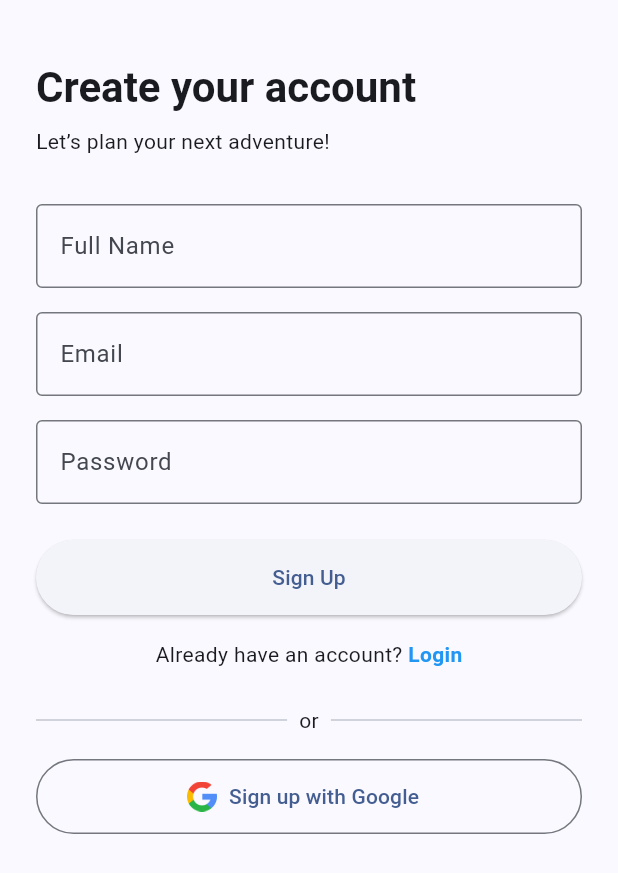
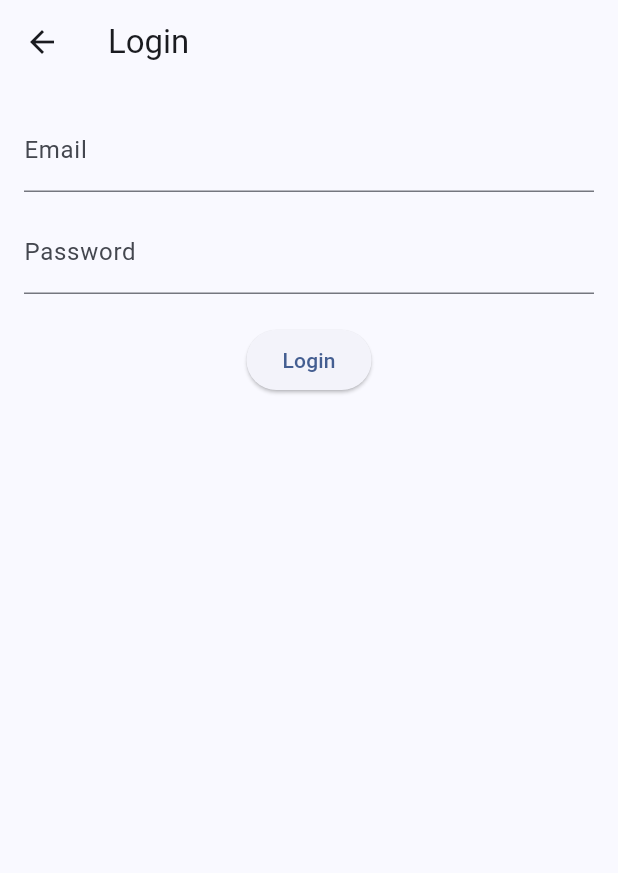
Before and after one commit to Mayank-2210/smart_trip_plan_flutter, a Flutter app: the screen it shows after launch, after a tap on "Login", on a phone screen of 412 x 824 dp. Shown: the top 873 px of the screen. Run offline on Flutter 3.47's test engine with Material 3 defaults, Android fonts, the light colour scheme and no system bars; our stand-ins replace firebase_auth, firebase_core, google_sign_in; accounts and stored records are empty.

Commit message:
Added loginscreen and signupscreen and splash screen

```diff
--- a/lib/main.dart
+++ b/lib/main.dart
@@ -1,6 +1,8 @@
+import 'package:firebase_auth/firebase_auth.dart';
 import 'package:flutter/material.dart';
 import 'package:firebase_core/firebase_core.dart';
 import 'package:smart_trip_plan/presentation/auth/signup_screen.dart';
+import 'package:smart_trip_plan/splash/splash_screen.dart';
 import 'firebase_options.dart';
 
 void main() async {
@@ -10,9 +12,11 @@ void main() async {
   await Firebase.initializeApp(
     options: DefaultFirebaseOptions.currentPlatform,
   );
-
+  await FirebaseAuth.instance.setPersistence(Persistence.LOCAL);
   runApp(const SmartTripApp());
 }
+
+
 
 class SmartTripApp extends StatelessWidget {
   const SmartTripApp({super.key});
@@ -26,7 +30,7 @@ class SmartTripApp extends StatelessWidget {
         colorScheme: ColorScheme.fromSeed(seedColor: Colors.blueAccent),
         useMaterial3: true,
       ),
-      home: const SignUpScreen(),
+      home: const SplashScreen(),
     );
   }
 }
--- /dev/null
+++ b/lib/presentation/auth/login_screen.dart
@@ -0,0 +1,63 @@
+import 'package:flutter/material.dart';
+import 'package:firebase_auth/firebase_auth.dart';
+
+import '../home/home_screen.dart';
+
+class LoginScreen extends StatefulWidget {
+  const LoginScreen({super.key});
+
+  @override
+  State<LoginScreen> createState() => _LoginScreenState();
+}
+
+class _LoginScreenState extends State<LoginScreen> {
+  final TextEditingController _email = TextEditingController();
+  final TextEditingController _password = TextEditingController();
+
+  Future<void> _login() async {
+    try {
+      final userCred = await FirebaseAuth.instance.signInWithEmailAndPassword(
+        email: _email.text.trim(),
+        password: _password.text.trim(),
+      );
+      final user = userCred.user;
+      if (user != null) {
+        Navigator.pushReplacement(
+          context,
+          MaterialPageRoute(
+            builder: (_) => HomeScreen(
+              username: user.displayName ?? user.email?.split('@')[0] ?? 'User',
+            ),
+          ),
+        );
+      }
+    } catch (e) {
+      print("Login failed: $e");
+      ScaffoldMessenger.of(context).showSnackBar(
+        SnackBar(content: Text("Login failed: $e")),
+      );
+    }
+  }
+
+  @override
+  Widget build(BuildContext context) {
+    return Scaffold(
+      appBar: AppBar(title: const Text("Login")),
+      body: Padding(
+        padding: const EdgeInsets.all(16),
+        child: Column(
+          children: [
+            TextField(controller: _email, decoration: const InputDecoration(labelText: "Email")),
+            const SizedBox(height: 12),
+            TextField(controller: _password, obscureText: true, decoration: const InputDecoration(labelText: "Password")),
+            const SizedBox(height: 20),
+            ElevatedButton(
+              onPressed: _login,
+              child: const Text("Login"),
+            ),
+          ],
+        ),
+      ),
+    );
+  }
+}
--- a/lib/presentation/auth/signup_screen.dart
+++ b/lib/presentation/auth/signup_screen.dart
@@ -1,8 +1,8 @@
 // lib/presentation/auth/signup_screen.dart
 
 import 'package:flutter/material.dart';
-import 'package:firebase_auth/firebase_auth.dart';
 import 'package:smart_trip_plan/services/auth_service.dart';
+import 'login_screen.dart'; // ✅ NEW: Import LoginScreen
 
 class SignUpScreen extends StatefulWidget {
   const SignUpScreen({super.key});
@@ -34,8 +34,6 @@ void _signUp() async {
           context,
         );
 
-      // No need to check for user != null
-      // Navigation is already handled inside AuthService
         ScaffoldMessenger.of(context).showSnackBar(
           const SnackBar(content: Text("Sign up successful")),
         );
@@ -49,7 +47,6 @@ void _signUp() async {
     }
   }
 
-
   /// Google Sign In
   void _signInWithGoogle() async {
     setState(() => isLoading = true);
@@ -57,7 +54,6 @@ void _signInWithGoogle() async {
     try {
       await authService.signInWithGoogle(context);
 
-    // Navigation handled inside service, no need for if (user != null)
       ScaffoldMessenger.of(context).showSnackBar(
         const SnackBar(content: Text("Signed in with Google")),
       );
@@ -69,7 +65,6 @@ void _signInWithGoogle() async {
       setState(() => isLoading = false);
     }
   }
-
 
   @override
   Widget build(BuildContext context) {
@@ -85,9 +80,12 @@ void _signInWithGoogle() async {
               children: [
                 const SizedBox(height: 40),
 
-                Text("Create your account",
+                Text(
+                  "Create your account",
                   style: theme.textTheme.headlineMedium?.copyWith(
-                        fontWeight: FontWeight.bold)),
+                    fontWeight: FontWeight.bold,
+                  ),
+                ),
 
                 const SizedBox(height: 8),
 
@@ -151,12 +149,20 @@ void _signInWithGoogle() async {
                     const Text("Already have an account? "),
                     GestureDetector(
                       onTap: () {
-                        // TODO: Navigate to Login Screen
+                        // ✅ NEW: Navigate to Login screen
+                        Navigator.push(
+                          context,
+                          MaterialPageRoute(
+                            builder: (_) => const LoginScreen(),
+                          ),
+                        );
                       },
                       child: const Text(
                         "Login",
                         style: TextStyle(
-                            fontWeight: FontWeight.bold, color: Colors.blue),
+                          fontWeight: FontWeight.bold,
+                          color: Colors.blue,
+                        ),
                       ),
                     )
                   ],
--- /dev/null
+++ b/lib/splash/splash_screen.dart
@@ -0,0 +1,55 @@
+import 'package:firebase_auth/firebase_auth.dart';
+import 'package:flutter/material.dart';
+
+import '../presentation/auth/signup_screen.dart';
+import '../presentation/home/home_screen.dart';
+
+class SplashScreen extends StatefulWidget {
+  const SplashScreen({Key? key}) : super(key: key);
+
+  @override
+  State<SplashScreen> createState() => _SplashScreenState();
+}
+
+class _SplashScreenState extends State<SplashScreen> {
+  final FirebaseAuth _auth = FirebaseAuth.instance;
+
+  @override
+  void initState() {
+    super.initState();
+    _checkSession();
+  }
+
+  Future<void> _checkSession() async {
+    await Future.delayed(const Duration(seconds: 2)); // Optional splash delay
+
+    final user = _auth.currentUser;
+
+    if (user != null) {
+      Navigator.pushReplacement(
+        context,
+        MaterialPageRoute(
+          builder: (_) => HomeScreen(
+            username: user.displayName ?? user.email?.split('@')[0] ?? 'User',
+          ),
+        ),
+      );
+    } else {
+      Navigator.pushReplacement(
+        context,
+        MaterialPageRoute(
+          builder: (_) => const SignUpScreen(),
+        ),
+      );
+    }
+  }
+
+  @override
+  Widget build(BuildContext context) {
+    return const Scaffold(
+      body: Center(
+        child: CircularProgressIndicator(),
+      ),
+    );
+  }
+}
```
Also changed, not shown: lib/presentation/home/home_screen.dart (+12 -8 lines). Lines whose indentation alone changed are shown as unchanged.
